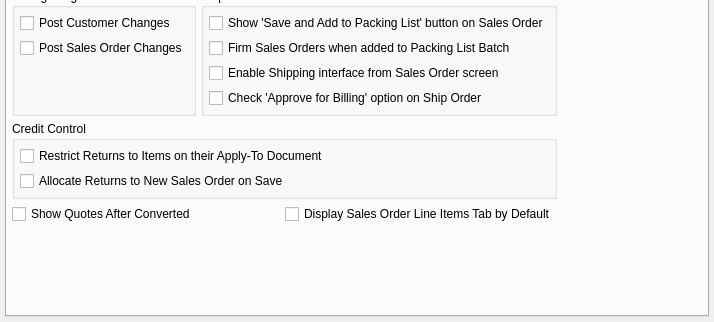
Old version of the form guiclient/configureSO.ui in the repository Pegasus-RPG/xtuple-client; both pictures show x 0 to 714 and y 406 to 728 of the 714 by 728 pixel window.
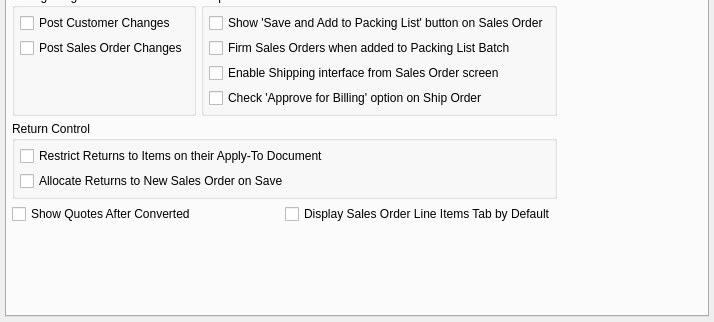
New version of the form. Custom widgets are drawn as their Qt base class.

Diff of the .ui file:
```diff
--- a/guiclient/configureSO.ui
+++ b/guiclient/configureSO.ui
@@ -425,7 +425,7 @@
                <item row="3" column="0" colspan="3">
                 <widget class="QGroupBox" name="groupBox_5">
                  <property name="title">
-                  <string>Credit Control</string>
+                  <string>Return Control</string>
                  </property>
                  <layout class="QGridLayout">
                   <item row="0" column="0">
```
Left out of the diff: 4 changed lines with no effect on the pictures.
